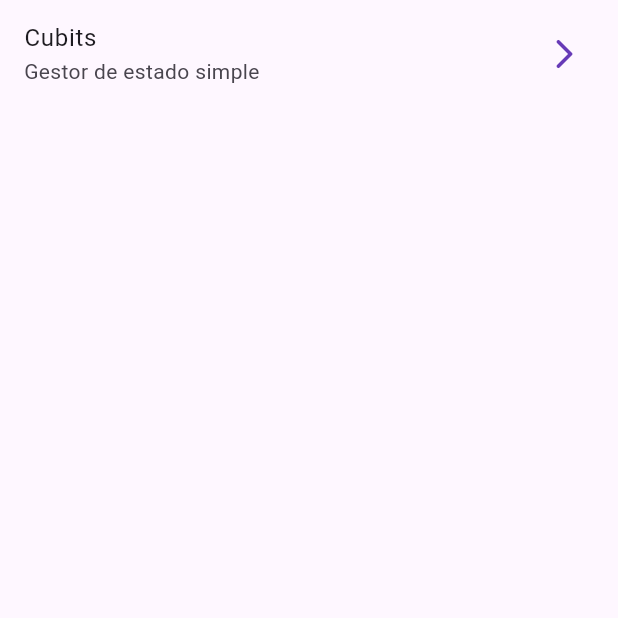
After one commit to Frank712/flutter_forms_app, a Flutter app: the HomeScreen screen opened directly, on a phone screen of 412 x 824 dp, the top half of it. The commit adds this screen. Run offline on Flutter 3.47's test engine with Material 2 defaults, Android fonts, the phone set to English and light mode, and no system bars.

Commit message:
ADD theme and home screen

```diff
--- a/lib/main.dart
+++ b/lib/main.dart
@@ -1,4 +1,5 @@
 import 'package:flutter/material.dart';
+import 'package:forms_app/config/theme/app_theme.dart';
 
 void main() {
   runApp(const MainApp());
@@ -9,7 +10,9 @@ class MainApp extends StatelessWidget {
 
   @override
   Widget build(BuildContext context) {
-    return const MaterialApp(
+    return MaterialApp(
+      debugShowCheckedModeBanner: false,
+      theme: AppTheme().getTheme(),
       home: Scaffold(
         body: Center(
           child: Text('Hello World!'),
--- /dev/null
+++ b/lib/presentation/screens/home_screen.dart
@@ -0,0 +1,21 @@
+import 'package:flutter/material.dart';
+
+class HomeScreen extends StatelessWidget {
+  const HomeScreen({super.key});
+
+  @override
+  Widget build(BuildContext context) {
+    return Scaffold(
+      body: ListView(
+        children: [
+          ListTile(
+            title: const Text('Cubits'),
+            subtitle: const Text('Gestor de estado simple'),
+            trailing: const Icon(Icons.arrow_forward_ios_rounded),
+            onTap: () => {},
+          ),
+        ],
+      ),
+    );
+  }
+}
--- /dev/null
+++ b/lib/presentation/screens/screens.dart
@@ -0,0 +1 @@
+export 'home_screen.dart';
```
Also changed, not shown: lib/config/theme/app_theme.dart (added, +14 -0 lines).
